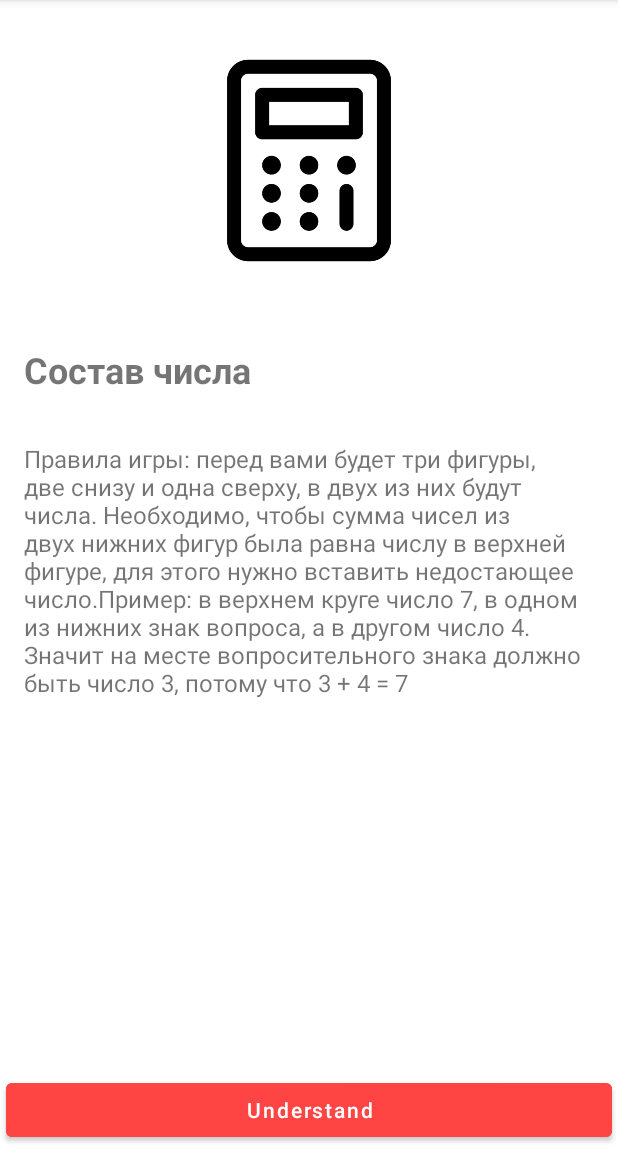
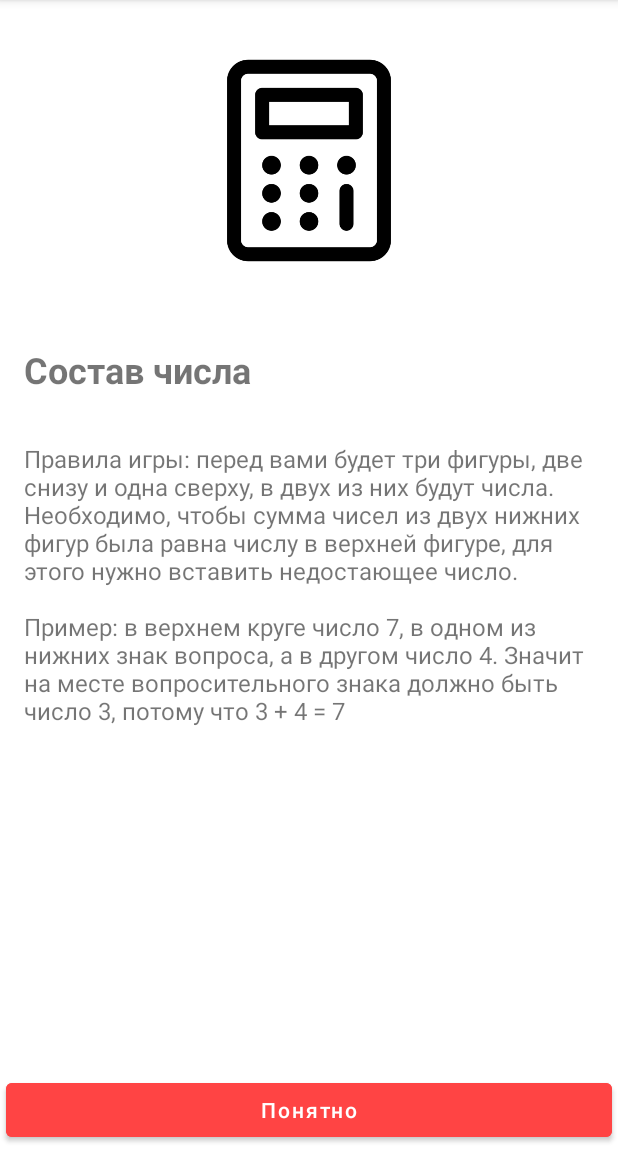
Before and after one commit to rosewhat/Mathematics, an Android app: the screen it shows after launch (MainActivity), on a phone screen of 412 x 824 dp, the part 84-1236 px from its top. Run offline under Robolectric (Android 15) with nearby library versions, the phone set to English and light mode, and no system bars.

Commit message:
Change newNavigation:

```diff
--- a/app/src/main/res/layout/activity_main.xml
+++ b/app/src/main/res/layout/activity_main.xml
@@ -1,10 +1,13 @@
 <?xml version="1.0" encoding="utf-8"?>
 <androidx.fragment.app.FragmentContainerView xmlns:android="http://schemas.android.com/apk/res/android"
     xmlns:tools="http://schemas.android.com/tools"
+    xmlns:app="http://schemas.android.com/apk/res-auto"
     android:id="@+id/main_container"
-    android:name="com.rosewhat.mathematics.ui.WelcomeFragment"
+    android:name="androidx.navigation.fragment.NavHostFragment"
     android:layout_width="match_parent"
     android:layout_height="match_parent"
+    app:navGraph="@navigation/main_navigation"
+    app:defaultNavHost="true"
     tools:context=".ui.MainActivity">
 
 
--- a/app/src/main/res/layout/fragment_welcome.xml
+++ b/app/src/main/res/layout/fragment_welcome.xml
@@ -18,7 +18,7 @@
             android:layout_width="match_parent"
             android:layout_height="150dp"
             android:layout_margin="32dp"
-            android:contentDescription="@string/welcome_image"
+            android:contentDescription="@string/welcome_logo"
             android:src="@drawable/calculator"
             app:layout_constraintTop_toTopOf="parent" />
 
@@ -27,7 +27,7 @@
             android:layout_width="match_parent"
             android:layout_height="wrap_content"
             android:layout_margin="16dp"
-            android:text="@string/welcome_header"
+            android:text="@string/welcome_title"
             android:textSize="24sp"
             android:textStyle="bold" />
 
@@ -37,7 +37,7 @@
             android:layout_height="wrap_content"
             android:layout_margin="16dp"
             android:layout_weight="1"
-            android:text="@string/welcome_rules"
+            android:text="@string/game_rules"
             android:textSize="16sp" />
 
         <Button
@@ -46,7 +46,7 @@
             android:layout_height="wrap_content"
             android:layout_margin="4dp"
             android:backgroundTint="@android:color/holo_red_light"
-            android:text="@string/welcome_next_to_level"
+            android:text="@string/button_understand"
             android:textAllCaps="false">
 
         </Button>
--- /dev/null
+++ b/app/src/main/res/navigation/main_navigation.xml
@@ -0,0 +1,49 @@
+<?xml version="1.0" encoding="utf-8"?>
+<navigation xmlns:android="http://schemas.android.com/apk/res/android"
+    xmlns:app="http://schemas.android.com/apk/res-auto"
+    xmlns:tools="http://schemas.android.com/tools"
+    android:id="@+id/main_navigation"
+    app:startDestination="@id/welcomeFragment">
+
+    <fragment
+        android:id="@+id/welcomeFragment"
+        android:name="com.rosewhat.mathematics.ui.WelcomeFragment"
+        android:label="fragment_welcome"
+        tools:layout="@layout/fragment_welcome" >
+        <action
+            android:id="@+id/action_welcomeFragment_to_chooseLevelFragment"
+            app:destination="@id/chooseLevelFragment" />
+    </fragment>
+    <fragment
+        android:id="@+id/chooseLevelFragment"
+        android:name="com.rosewhat.mathematics.ui.ChooseLevelFragment"
+        android:label="fragment_choose_level"
+        tools:layout="@layout/fragment_choose_level" >
+        <action
+            android:id="@+id/action_chooseLevelFragment_to_gameFragment"
+            app:destination="@id/gameFragment" />
+    </fragment>
+    <fragment
+        android:id="@+id/gameFragment"
+        android:name="com.rosewhat.mathematics.ui.GameFragment"
+        android:label="fragment_game"
+        tools:layout="@layout/fragment_game" >
+        <action
+            android:id="@+id/action_gameFragment_to_gameFinishedFragment"
+            app:destination="@id/gameFinishedFragment"
+            app:popUpTo="@id/gameFragment"
+            app:popUpToInclusive="true" />
+        <argument
+            android:name="level"
+            app:argType="com.rosewhat.mathematics.domain.entity.Level" />
+    </fragment>
+    <fragment
+        android:id="@+id/gameFinishedFragment"
+        android:name="com.rosewhat.mathematics.ui.GameFinishedFragment"
+        android:label="fragment_game_finished"
+        tools:layout="@layout/fragment_game_finished" >
+        <argument
+            android:name="gameResult"
+            app:argType="com.rosewhat.mathematics.domain.entity.GameResult" />
+    </fragment>
+</navigation>
--- a/app/src/main/res/values/strings.xml
+++ b/app/src/main/res/values/strings.xml
@@ -2,20 +2,27 @@
     <string name="app_name">Mathematics</string>
     <!-- TODO: Remove or change this placeholder text -->
     <string name="hello_blank_fragment">Hello blank fragment</string>
-    <string name="welcome_image">Welcome logo</string>
-    <string name="welcome_header">Состав числа</string>
-    <string name="welcome_rules">Правила игры: перед вами будет три фигуры, две снизу и одна сверху, в двух из них будут числа. Необходимо, чтобы сумма чисел из двух нижних фигур была равна числу в верхней фигуре, для этого нужно вставить недостающее число.Пример: в верхнем круге число 7, в одном из нижних знак вопроса, а в другом число 4. Значит на месте вопросительного знака должно быть число 3, потому что 3 + 4 = 7</string>
-    <string name="welcome_next_to_level">Understand</string>
-    <string name="level_header">Выберите уверень:</string>
-    <string name="choose_level_test">Тестовый</string>
-    <string name="choose_level_easy">Легкий</string>
-    <string name="choose_level_normal">Средний</string>
-    <string name="choose_level_hard">Сложный</string>
-    <string name="finish_image">Game Over</string>
-    <string name="finish_required_answers">Необходимое количество правильных ответов: %s</string>
-    <string name="required_percent">Необходимый процент правильных ответов: %s</string>
-    <string name="score_percent">Процент правильных ответов: %s</string>
-    <string name="finish_score_answers">Ваш счет: %s</string>
-    <string name="progress_answers">Правильных ответов: %s(минимум %s)</string>
-    <string name="button_go_to_chooseLevel">Еще раз</string>
+    <string name="welcome_title">Состав числа</string>
+    <string name="game_rules">
+        Правила игры: перед вами будет три фигуры, две снизу и одна сверху, в двух из них будут
+        числа. Необходимо, чтобы сумма чисел из двух нижних фигур была равна числу в верхней фигуре,
+        для этого нужно вставить недостающее число.\n\nПример: в верхнем круге число 7, в одном
+        из нижних знак вопроса, а в другом число 4. Значит на месте вопросительного знака должно
+        быть число 3, потому что 3 + 4 = 7
+    </string>
+    <string name="button_understand">Понятно</string>
+    <string name="welcome_logo">Welcome logo</string>
+    <string name="choose_level_title">Выберите уровень:</string>
+    <string name="easy_level">Легкий</string>
+    <string name="normal_level">Средний</string>
+    <string name="hard_level">Тяжелый</string>
+    <string name="test_level">Тестовый</string>
+    <string name="game_over">Game Over</string>
+    <string name="score_answers">Ваш счет: %s</string>
+    <string name="score_percentage">Процент правильных ответов: %s</string>
+    <string name="retry">Попробовать снова</string>
+    <string name="right_answers">Правильных ответов %s из %s необходимых</string>
+    <string name="required_percentage">Необходимый процент правильных ответов: %s</string>
+    <string name="required_score">Необходимое количество правильных ответов: %s</string>
+    <string name="progress_answers">Правильных ответов %s (минимум %s)</string>
 </resources>
--- a/build.gradle
+++ b/build.gradle
@@ -7,11 +7,15 @@ buildscript {
     dependencies {
         classpath "com.android.tools.build:gradle:7.0.0"
         classpath "org.jetbrains.kotlin:kotlin-gradle-plugin:1.6.10"
+        classpath "androidx.navigation:navigation-safe-args-gradle-plugin:2.4.1"
 
         // NOTE: Do not place your application dependencies here; they belong
         // in the individual module build.gradle files
     }
+
 }
+
+
 
 task clean(type: Delete) {
     delete rootProject.buildDir
```
Also changed, not shown: app/build.gradle (+7 -0 lines), app/src/main/java/com/rosewhat/mathematics/ui/ChooseLevelFragment.kt (+10 -10 lines), app/src/main/java/com/rosewhat/mathematics/ui/GameFinishedFragment.kt (+48 -29 lines), app/src/main/java/com/rosewhat/mathematics/ui/GameFragment.kt (+23 -22 lines), app/src/main/java/com/rosewhat/mathematics/ui/GameViewModel.kt (+13 -6 lines), app/src/main/java/com/rosewhat/mathematics/ui/GameViewModelFactory.kt (added, +20 -0 lines), app/src/main/java/com/rosewhat/mathematics/ui/WelcomeFragment.kt (+5 -2 lines), app/src/main/res/layout/fragment_choose_level.xml (+5 -5 lines), app/src/main/res/layout/fragment_game_finished.xml (+6 -6 lines).
